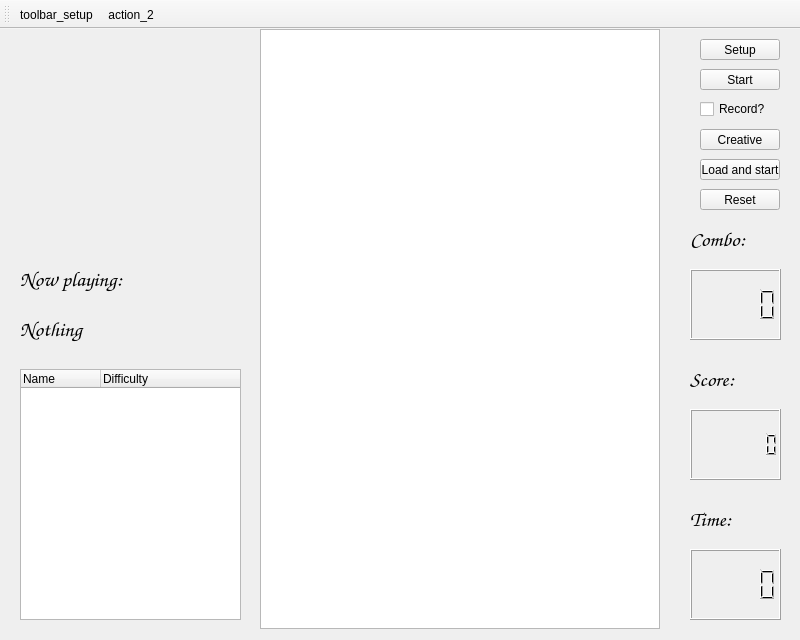
This is unit_only/prototype/mania_test/mania_window.ui in defaultax7/2012h-project as Qt 5 draws it before an edit. The edited form follows.
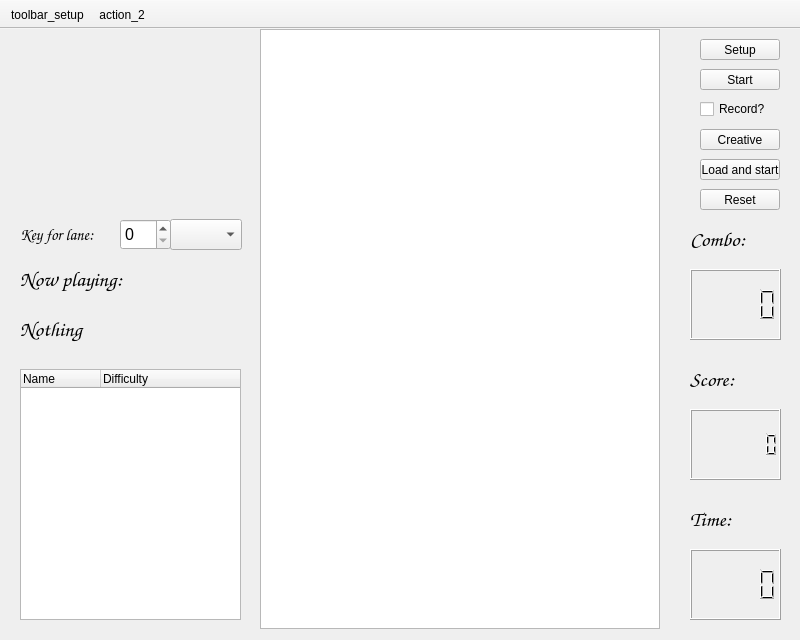
This is the edited form. Icons and pictures are not drawn. Custom widgets are drawn as their Qt base class.

Commit message:
ugly key binding + better message display
seems that i can't finish creator mode/replay mode...

Diff of the .ui file:
```diff
--- a/unit_only/prototype/mania_test/mania_window.ui
+++ b/unit_only/prototype/mania_test/mania_window.ui
@@ -359,11 +359,58 @@
      <bool>false</bool>
     </property>
    </widget>
+   <widget class="QSpinBox" name="spinBox">
+    <property name="geometry">
+     <rect>
+      <x>120</x>
+      <y>190</y>
+      <width>51</width>
+      <height>31</height>
+     </rect>
+    </property>
+    <property name="font">
+     <font>
+      <pointsize>12</pointsize>
+     </font>
+    </property>
+   </widget>
+   <widget class="QLabel" name="label_lane">
+    <property name="geometry">
+     <rect>
+      <x>20</x>
+      <y>190</y>
+      <width>91</width>
+      <height>31</height>
+     </rect>
+    </property>
+    <property name="font">
+     <font>
+      <family>Comic Sans MS</family>
+      <pointsize>12</pointsize>
+     </font>
+    </property>
+    <property name="text">
+     <string>Key for lane:</string>
+    </property>
+   </widget>
+   <widget class="QComboBox" name="comboBox">
+    <property name="geometry">
+     <rect>
+      <x>170</x>
+      <y>190</y>
+      <width>72</width>
+      <height>31</height>
+     </rect>
+    </property>
+   </widget>
   </widget>
   <widget class="QToolBar" name="toolBar">
    <property name="windowTitle">
     <string>toolBar</string>
    </property>
+   <property name="movable">
+    <bool>false</bool>
+   </property>
    <attribute name="toolBarArea">
     <enum>TopToolBarArea</enum>
    </attribute>
```
The commit also changes 2 other files.
